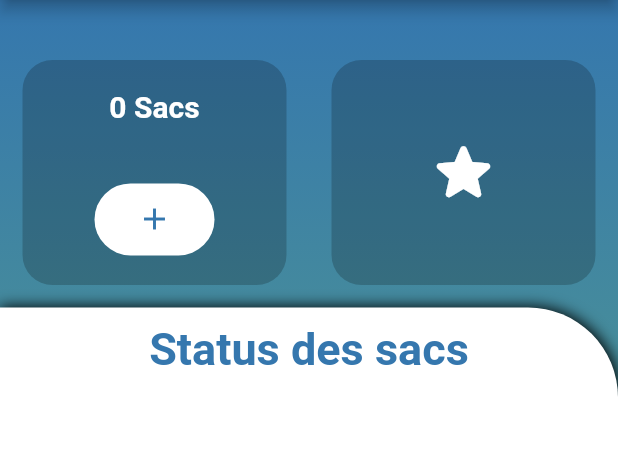
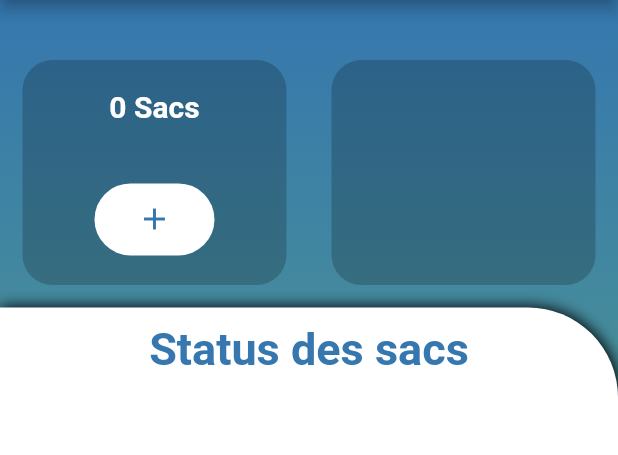
Before and after one commit to Taki-Takieddine/Save-Us, a Flutter app: the Restaurent screen opened directly, on a phone screen of 412 x 824 dp, the part 84-539 px from its top. Run offline on Flutter 3.47's test engine with Material 2 defaults, Android fonts, the phone set to English and light mode, and no system bars; our stand-ins replace cloud_firestore, firebase_auth, firebase_core, flutter_progress_hud, geocoding, geolocator and 3 more; accounts and stored records are empty.

Commit message:
stars resto done

```diff
--- a/lib/screen/restaurent.dart
+++ b/lib/screen/restaurent.dart
@@ -23,11 +23,14 @@ class _Restaurent extends State<Restaurent> {
   String idResto= FirebaseAuth.instance.currentUser!.uid;
   var userInfo=FirebaseFirestore.instance
         .collection('Users').where('idUser',isEqualTo:FirebaseAuth.instance.currentUser!.uid);
+
  int index=0;
 var nbsac=0;
+var nbsacT=0;
 getNombreDonation()async{
   final snapshot=await userInfo.get();
  nbsac=snapshot.docs[0]['nombreDonation'];
+ nbsacT=snapshot.docs[0]['nombreDonationTotal'];
 }
 @override
   void initState() {
@@ -156,7 +159,16 @@ getNombreDonation()async{
                             borderRadius: BorderRadius.circular(20),
                             color: Colors.transparent.withOpacity(0.2),
                           ),
-                          child: const Icon(Icons.star_rounded ,color: Colors.white,size: 50,),
+                          child: Column(
+                            mainAxisAlignment: MainAxisAlignment.center,
+                            children:
+                          [if ((nbsacT>0))
+                            const Icon(Icons.star_rounded ,color: Colors.white,size: 50,),
+                             if(2000<nbsacT )
+                            const Icon(Icons.star_rounded ,color: Colors.white,size: 50,),
+                            if ((nbsacT>500))
+                            const Icon(Icons.star_rounded ,color: Colors.white,size: 50,)
+                            ]),
                         ),
                       ),
                     ],
```
Lines whose indentation alone changed are shown as unchanged.
